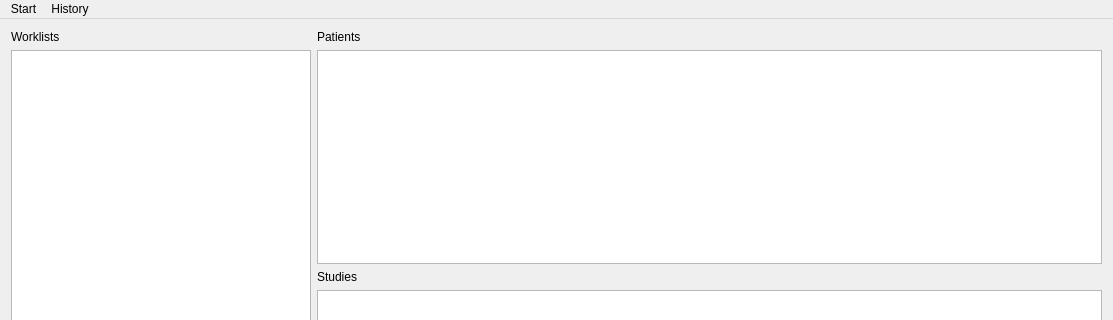
The window that ASAP/worklist_interface/GUI/WorklistWindowLayout.ui (computationalpathologygroup/ASAP) describes before a commit, drawn with Qt 5; both pictures show x 0 to 1113 and y 0 to 320 of the 1113 by 793 pixel window.
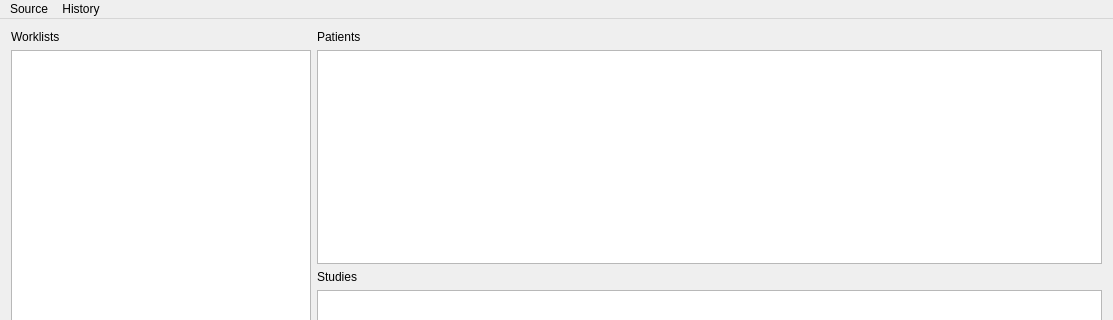
The same window after the commit.

```diff
--- a/ASAP/worklist_interface/GUI/WorklistWindowLayout.ui
+++ b/ASAP/worklist_interface/GUI/WorklistWindowLayout.ui
@@ -258,12 +258,12 @@
      <x>0</x>
      <y>0</y>
      <width>1113</width>
-     <height>18</height>
+     <height>21</height>
     </rect>
    </property>
-   <widget class="QMenu" name="menu_start">
+   <widget class="QMenu" name="menu_source">
     <property name="title">
-     <string>Start</string>
+     <string>Source</string>
     </property>
     <addaction name="action_open_file"/>
     <addaction name="action_open_folder"/>
@@ -274,7 +274,7 @@
      <string>History</string>
     </property>
    </widget>
-   <addaction name="menu_start"/>
+   <addaction name="menu_source"/>
    <addaction name="menu_history"/>
   </widget>
   <widget class="QStatusBar" name="status_bar"/>
```
